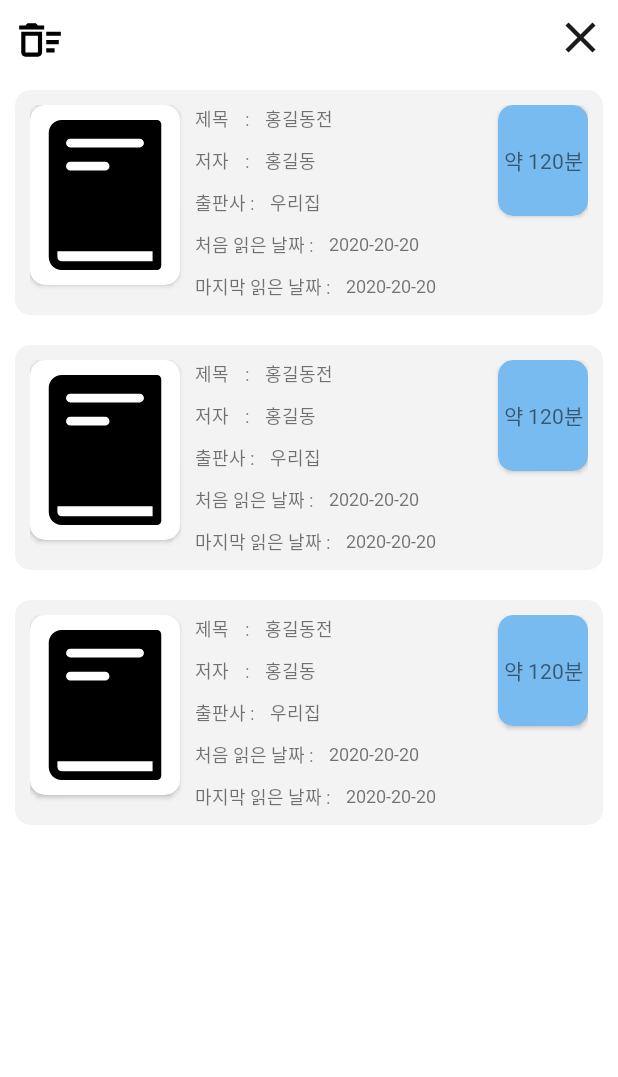
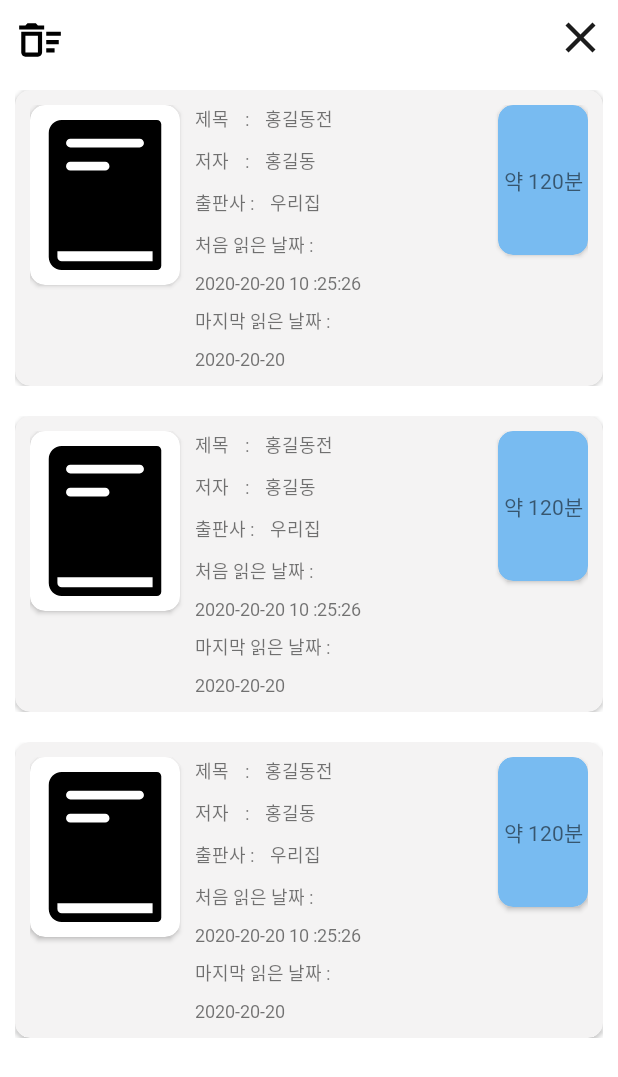
Before and after one commit to bigmacaron/BookScanner, an Android app: the layout fragment_drawer.xml on its own in the app's theme, with its tools: preview values and no code run, on a phone screen of 412 x 824 dp. Shown: the top 1077 px of the screen. Run offline under Robolectric (Android 15) with nearby library versions, the phone set to English and light mode, and no system bars.

Commit message:
[수정] Drawer 최근 독서일 , 최근 독서일 변경

```diff
--- a/app/src/main/res/layout/item_book_list.xml
+++ b/app/src/main/res/layout/item_book_list.xml
@@ -142,41 +142,41 @@
                     android:id="@+id/textView10"
                     android:layout_width="0dp"
                     android:layout_height="wrap_content"
-                    android:layout_marginStart="8dp"
+                    android:layout_marginTop="8dp"
+                    android:ellipsize="end"
+                    android:fontFamily="@font/app_main_font"
+                    android:singleLine="true"
                     android:text="@{data.ct_date}"
                     android:textSize="12sp"
-                    android:ellipsize="end"
-                    android:singleLine="true"
-                    android:fontFamily="@font/app_main_font"
                     app:layout_constraintEnd_toEndOf="parent"
-                    app:layout_constraintStart_toEndOf="@+id/textView7"
-                    app:layout_constraintTop_toTopOf="@+id/textView7"
-                    tools:text="2020-20-20" />
+                    app:layout_constraintStart_toStartOf="@+id/textView7"
+                    app:layout_constraintTop_toBottomOf="@+id/textView7"
+                    tools:text="2020-20-20 10 :25:26" />
 
                 <TextView
                     android:id="@+id/textView9"
                     android:layout_width="wrap_content"
                     android:layout_height="wrap_content"
-                    android:layout_marginTop="10dp"
+                    android:layout_marginTop="8dp"
+                    android:fontFamily="@font/app_main_font"
                     android:text="@string/main_text_md_date"
                     android:textSize="12sp"
-                    android:fontFamily="@font/app_main_font"
                     app:layout_constraintStart_toStartOf="@+id/textView3"
-                    app:layout_constraintTop_toBottomOf="@+id/textView7"
+                    app:layout_constraintTop_toBottomOf="@+id/textView10"
                     tools:text="마지막 읽은 날짜 : " />
 
                 <TextView
                     android:layout_width="0dp"
                     android:layout_height="wrap_content"
-                    android:layout_marginStart="8dp"
+                    android:layout_marginTop="8dp"
+                    android:ellipsize="end"
+                    android:fontFamily="@font/app_main_font"
+                    android:singleLine="true"
                     android:text="@{data.mod_date}"
                     android:textSize="12sp"
-                    android:fontFamily="@font/app_main_font"
-                    android:ellipsize="end"
-                    android:singleLine="true"
                     app:layout_constraintEnd_toEndOf="parent"
-                    app:layout_constraintStart_toEndOf="@+id/textView9"
-                    app:layout_constraintTop_toTopOf="@+id/textView9"
+                    app:layout_constraintStart_toStartOf="@+id/textView9"
+                    app:layout_constraintTop_toBottomOf="@+id/textView9"
                     tools:text="2020-20-20" />
 
                 <androidx.cardview.widget.CardView
```
